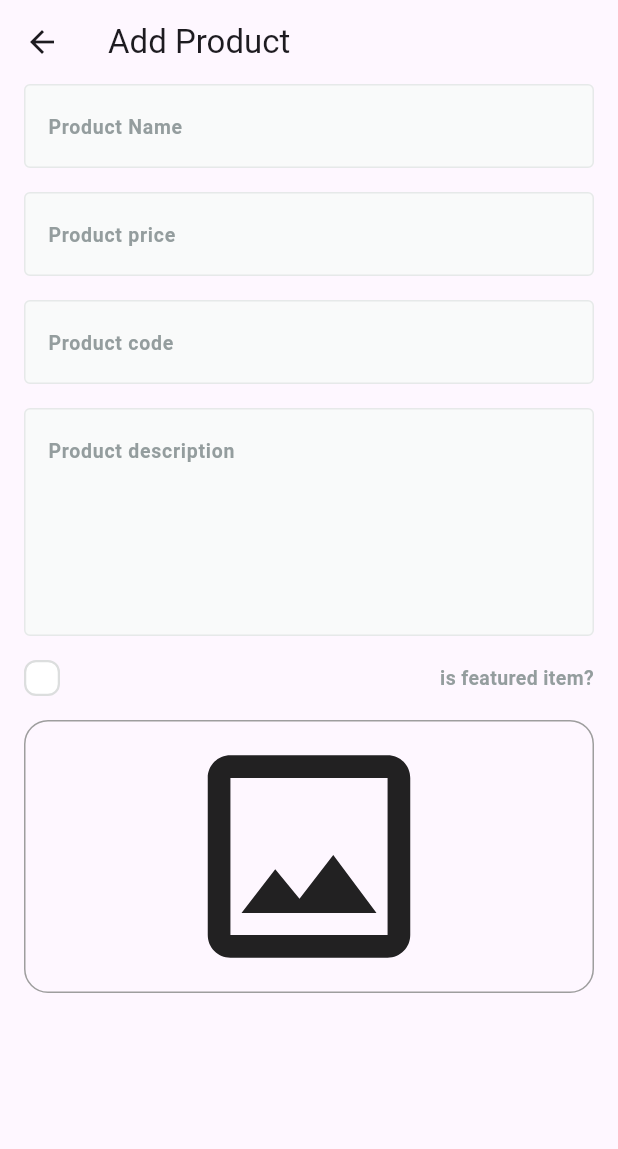
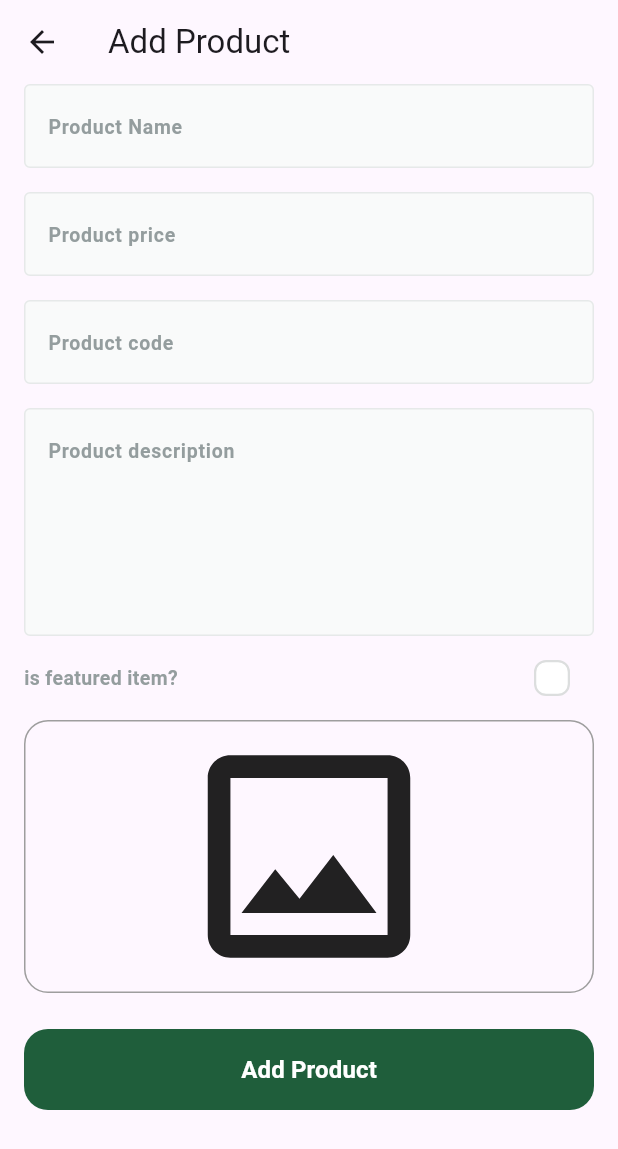
Before and after one commit to abo3amer69/fruit-hup-dashboard, a Flutter app: the AddProductView screen opened by its route, on a phone screen of 412 x 824 dp. Shown: the top 1149 px of the screen. Run offline on Flutter 3.47's test engine with Material 3 defaults, Android fonts, the phone set to English and light mode, and no system bars; drawn by our look-alikes of skeletonizer; our stand-ins replace firebase_core, image_picker; accounts and stored records are empty.

Commit message:
caildate add product form

```diff
--- a/lib/core/widgets/image_field.dart
+++ b/lib/core/widgets/image_field.dart
@@ -7,7 +7,7 @@ import 'package:skeletonizer/skeletonizer.dart';
 class ImageField extends StatefulWidget {
   const ImageField({super.key, required this.onFileChanged});
 
-  final ValueChanged<File?>onFileChanged;
+  final ValueChanged<File?> onFileChanged;
 
   @override
   State<ImageField> createState() => _ImageFieldState();
@@ -35,20 +35,6 @@ class _ImageFieldState extends State<ImageField> {
         },
         child: Stack(
           children: [
-            Visibility(
-              visible: fileImage != null,
-              child: IconButton(
-                onPressed: () {
-
-                  fileImage=null;
-                  widget.onFileChanged(fileImage!);
-                  setState(() {
-
-                  });
-                },
-                icon: Icon(Icons.close, color: Colors.white),
-              ),
-            ),
             Container(
               width: double.infinity,
               decoration: BoxDecoration(
@@ -62,6 +48,17 @@ class _ImageFieldState extends State<ImageField> {
                         child: Image.file(fileImage!),
                       )
                       : const Icon(Icons.image_outlined, size: 180),
+            ),
+            Visibility(
+              visible: fileImage != null,
+              child: IconButton(
+                onPressed: () {
+                  fileImage = null;
+                  setState(() {});
+                },
+                icon: Icon(Icons.close),
+                color: Colors.red,
+              ),
             ),
           ],
         ),
--- a/lib/features/add_product/presentation/views/widgets/add_product_view_body.dart
+++ b/lib/features/add_product/presentation/views/widgets/add_product_view_body.dart
@@ -1,4 +1,7 @@
+import 'dart:io';
+
 import 'package:flutter/material.dart';
+import 'package:fruit_hup_dashboard/core/widgets/custom_button.dart';
 import 'package:fruit_hup_dashboard/core/widgets/custom_text_form_field.dart';
 import 'package:fruit_hup_dashboard/core/widgets/image_field.dart';
 import 'package:fruit_hup_dashboard/features/add_product/presentation/views/widgets/custom_check_box.dart';
@@ -14,6 +17,11 @@ class AddProductViewBody extends StatefulWidget {
 class _AddProductViewBodyState extends State<AddProductViewBody> {
   final GlobalKey<FormState> _formKey = GlobalKey<FormState>();
   AutovalidateMode autovalidateMode = AutovalidateMode.disabled;
+
+  late String name, code, description;
+  late num price;
+  File? image;
+  bool isFeatured = false;
   @override
   Widget build(BuildContext context) {
     return Padding(
@@ -25,35 +33,78 @@ class _AddProductViewBodyState extends State<AddProductViewBody> {
           child: Column(
             children: [
               CustomTextFormField(
+                onSaved: (value) {
+                  name = value!;
+                },
                 hintText: 'Product Name',
                 textInputType: TextInputType.text,
               ),
 
               const SizedBox(height: 16),
               CustomTextFormField(
+                onSaved: (value) {
+                  price = num.parse(value!);
+                },
                 hintText: 'Product price',
                 textInputType: TextInputType.number,
               ),
               const SizedBox(height: 16),
               CustomTextFormField(
+                onSaved: (value) {
+                  code = value!.toLowerCase();
+                },
                 hintText: 'Product code',
                 textInputType: TextInputType.number,
               ),
               const SizedBox(height: 16),
               CustomTextFormField(
+                onSaved: (value) {
+                  description = value!;
+                },
                 maxLines: 5,
                 hintText: 'Product description',
                 textInputType: TextInputType.text,
               ),
               const SizedBox(height: 16),
 
-              IsFeaturedCheckBox(onChanged: (value) {}),
+              IsFeaturedCheckBox(
+                onChanged: (value) {
+                  isFeatured = value;
+                },
+              ),
               SizedBox(height: 16),
-              ImageField(onFileChanged: (image) {}),
+              ImageField(
+                onFileChanged: (image) {
+                  this.image = image;
+                },
+              ),
+              SizedBox(height: 24),
+              CustomButton(
+                onPressed: () {
+                  if (image != null) {
+                    if (_formKey.currentState!.validate()) {
+                      _formKey.currentState!.save();
+                    } else {
+                      autovalidateMode = AutovalidateMode.always;
+                      setState(() {});
+                    }
+                  } else {
+                    showError(context);
+                  }
+                },
+                text: 'Add Product',
+              ),
+              SizedBox(height: 24),
             ],
           ),
         ),
       ),
     );
   }
+
+  void showError(BuildContext context) {
+    ScaffoldMessenger.of(
+      context,
+    ).showSnackBar(const SnackBar(content: Text('Please select an image')));
+  }
 }
--- a/lib/features/add_product/presentation/views/widgets/is_featured_check_box.dart
+++ b/lib/features/add_product/presentation/views/widgets/is_featured_check_box.dart
@@ -18,6 +18,21 @@ class _IsFeaturedCheckBoxState extends State<IsFeaturedCheckBox> {
   Widget build(BuildContext context) {
     return Row(
       children: [
+        Text.rich(
+          TextSpan(
+            children: [
+              TextSpan(
+                text: 'is featured item?',
+                style: TextStyles.semiBold13.copyWith(
+                  color: const Color(0xFF949D9E),
+                ),
+              ),
+            ],
+          ),
+          textAlign: TextAlign.right,
+        ),
+        Expanded(child: SizedBox(width: 16)),
+
         CustomCheckBox(
           onChecked: (value) {
             isTermsAccepted = value;
@@ -27,21 +42,6 @@ class _IsFeaturedCheckBoxState extends State<IsFeaturedCheckBox> {
           isChecked: isTermsAccepted,
         ),
         const SizedBox(width: 16),
-        Expanded(
-          child: Text.rich(
-            TextSpan(
-              children: [
-                TextSpan(
-                  text: 'is featured item?',
-                  style: TextStyles.semiBold13.copyWith(
-                    color: const Color(0xFF949D9E),
-                  ),
-                ),
-              ],
-            ),
-            textAlign: TextAlign.right,
-          ),
-        ),
       ],
     );
   }
```
